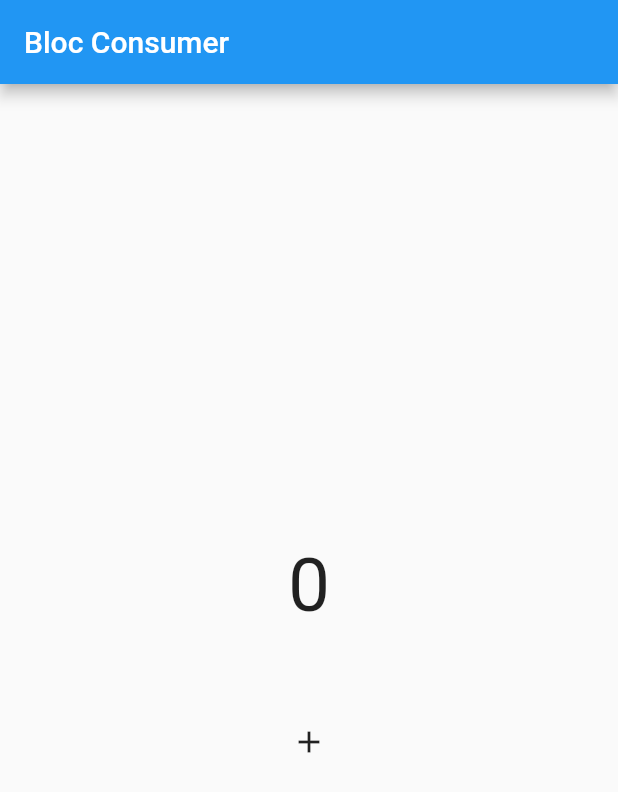
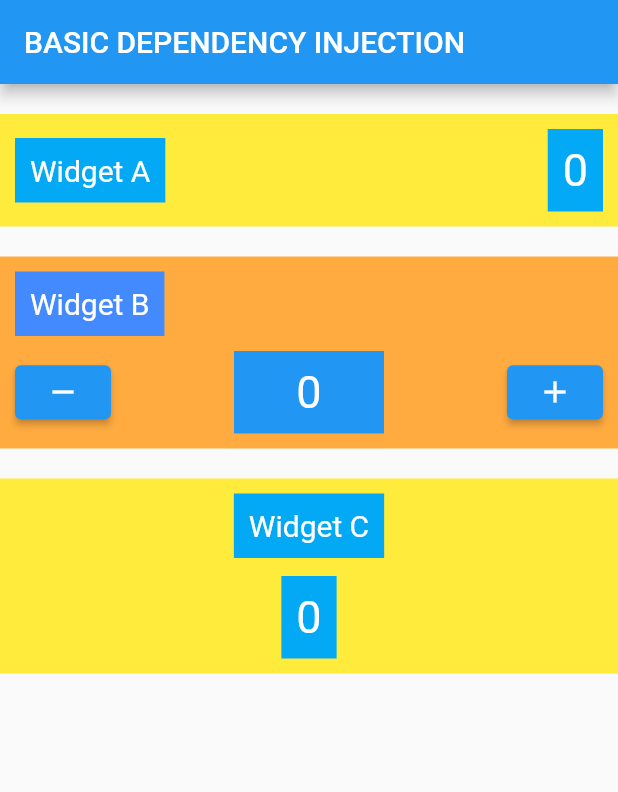
Before and after one commit to arqomanwar/latihan_bloc, a Flutter app: the screen it shows after launch, on a phone screen of 412 x 824 dp. Shown: the top 792 px of the screen. Run offline on Flutter 3.47's test engine with Material 2 defaults, Android fonts, the light colour scheme and no system bars; our stand-ins replace bloc, flutter_bloc; missing offline and left inert: dart:html.

Commit message:
konsep dependency injection

```diff
--- /dev/null
+++ b/latihan_bloc/lib/lessons/basic_dependency_injection_page.dart
@@ -0,0 +1,31 @@
+import 'package:flutter/material.dart';
+
+import 'widgets/widget_a.dart';
+import 'widgets/widget_b.dart';
+import 'widgets/widget_c.dart';
+import 'bloc/counter.dart';
+
+class BasicDependencyInjectionPage extends StatelessWidget {
+  BasicDependencyInjectionPage({super.key});
+
+  final Counter myCounter = Counter();
+
+  @override
+  Widget build(BuildContext context) {
+    return Scaffold(
+      appBar: AppBar(
+        title: const Text("BASIC DEPENDENCY INJECTION"),
+      ),
+      body: Column(
+        children: [
+          const SizedBox(height: 20),
+          WidgetA(myCounter: myCounter),
+          const SizedBox(height: 20),
+          WidgetB(myCounter: myCounter),
+          const SizedBox(height: 20),
+          WidgetC(myCounter: myCounter),
+        ],
+      ),
+    );
+  }
+}
--- /dev/null
+++ b/latihan_bloc/lib/lessons/widgets/widget_a.dart
@@ -0,0 +1,49 @@
+import 'package:flutter/material.dart';
+import 'package:flutter_bloc/flutter_bloc.dart';
+import '../bloc/counter.dart';
+
+class WidgetA extends StatelessWidget {
+  const WidgetA({super.key, required this.myCounter});
+
+  final Counter myCounter;
+
+  @override
+  Widget build(BuildContext context) {
+    return Container(
+      padding: const EdgeInsets.all(10),
+      color: Colors.yellow,
+      child: Row(
+        mainAxisAlignment: MainAxisAlignment.spaceBetween,
+        children: [
+          Container(
+            color: Colors.lightBlue,
+            padding: const EdgeInsets.all(10),
+            child: const Text(
+              "Widget A",
+              style: TextStyle(
+                fontSize: 20,
+                color: Colors.white,
+              ),
+            ),
+          ),
+          Container(
+            padding: const EdgeInsets.all(10),
+            color: Colors.lightBlue,
+            child: BlocBuilder(
+              bloc: myCounter,
+              builder: (context, state) {
+                return Text(
+                  "$state",
+                  style: const TextStyle(
+                    fontSize: 30,
+                    color: Colors.white,
+                  ),
+                );
+              },
+            ),
+          ),
+        ],
+      ),
+    );
+  }
+}
--- /dev/null
+++ b/latihan_bloc/lib/lessons/widgets/widget_b.dart
@@ -0,0 +1,61 @@
+import 'package:flutter/material.dart';
+import 'package:flutter_bloc/flutter_bloc.dart';
+
+import '../bloc/counter.dart';
+
+class WidgetB extends StatelessWidget {
+  const WidgetB({super.key, required this.myCounter});
+
+  final Counter myCounter;
+
+  @override
+  Widget build(BuildContext context) {
+    return Container(
+      width: double.infinity,
+      color: Colors.orangeAccent,
+      padding: const EdgeInsets.all(10),
+      child: Column(
+        crossAxisAlignment: CrossAxisAlignment.start,
+        children: [
+          Container(
+            padding: const EdgeInsets.all(10),
+            color: Colors.blueAccent,
+            child: const Text(
+              "Widget B",
+              style: TextStyle(fontSize: 20, color: Colors.white),
+            ),
+          ),
+          const SizedBox(height: 10),
+          Row(
+            mainAxisAlignment: MainAxisAlignment.spaceBetween,
+            children: [
+              ElevatedButton(
+                onPressed: myCounter.decrement,
+                child: const Icon(Icons.remove),
+              ),
+              Container(
+                  width: 100,
+                  alignment: Alignment.center,
+                  padding: const EdgeInsets.all(10),
+                  color: Colors.blue,
+                  child: BlocBuilder(
+                    bloc: myCounter,
+                    builder: (context, state) {
+                      return Text(
+                        "$state",
+                        style:
+                            const TextStyle(fontSize: 30, color: Colors.white),
+                      );
+                    },
+                  )),
+              ElevatedButton(
+                onPressed: myCounter.increment,
+                child: const Icon(Icons.add),
+              ),
+            ],
+          ),
+        ],
+      ),
+    );
+  }
+}
--- /dev/null
+++ b/latihan_bloc/lib/lessons/widgets/widget_c.dart
@@ -0,0 +1,51 @@
+import 'package:flutter/material.dart';
+import 'package:flutter_bloc/flutter_bloc.dart';
+
+import '../bloc/counter.dart';
+
+class WidgetC extends StatelessWidget {
+  const WidgetC({super.key, required this.myCounter});
+
+  final Counter myCounter;
+
+  @override
+  Widget build(BuildContext context) {
+    return Container(
+      width: double.infinity,
+      height: 130,
+      padding: const EdgeInsets.all(10),
+      color: Colors.yellow,
+      child: Column(
+        mainAxisAlignment: MainAxisAlignment.spaceBetween,
+        children: [
+          Container(
+            color: Colors.lightBlue,
+            padding: const EdgeInsets.all(10),
+            child: const Text(
+              "Widget C",
+              style: TextStyle(
+                fontSize: 20,
+                color: Colors.white,
+              ),
+            ),
+          ),
+          Container(
+              padding: const EdgeInsets.all(10),
+              color: Colors.lightBlue,
+              child: BlocBuilder(
+                bloc: myCounter,
+                builder: (context, state) {
+                  return Text(
+                    "$state",
+                    style: const TextStyle(
+                      fontSize: 30,
+                      color: Colors.white,
+                    ),
+                  );
+                },
+              )),
+        ],
+      ),
+    );
+  }
+}
--- a/latihan_bloc/lib/main.dart
+++ b/latihan_bloc/lib/main.dart
@@ -1,5 +1,5 @@
 import 'package:flutter/material.dart';
-import 'lessons/bloc_consumer_page.dart';
+import 'lessons/basic_dependency_injection_page.dart';
 
 void main() {
   runApp(const MyApp());
@@ -13,7 +13,7 @@ class MyApp extends StatelessWidget {
   Widget build(BuildContext context) {
     return MaterialApp(
       debugShowCheckedModeBanner: false,
-      home: BlocConsumerPage(),
+      home: BasicDependencyInjectionPage(),
     );
   }
 }
```
